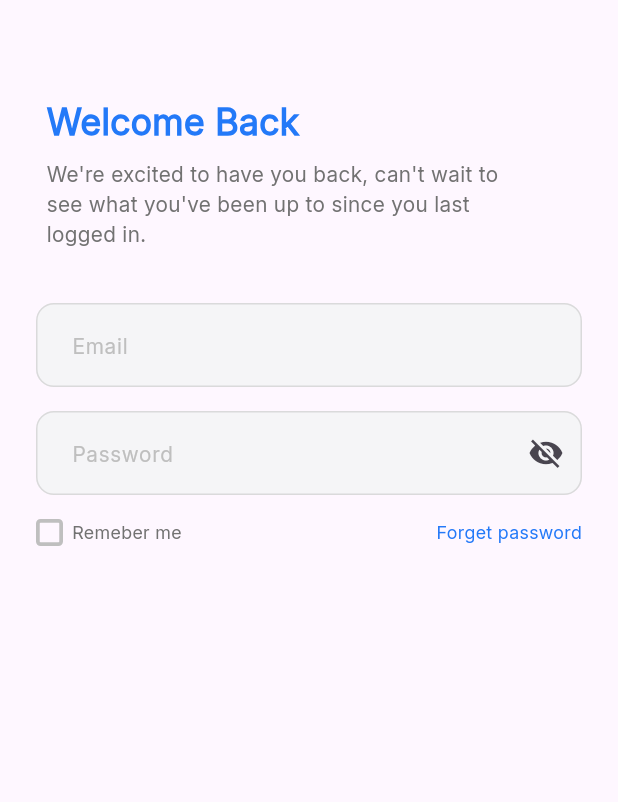
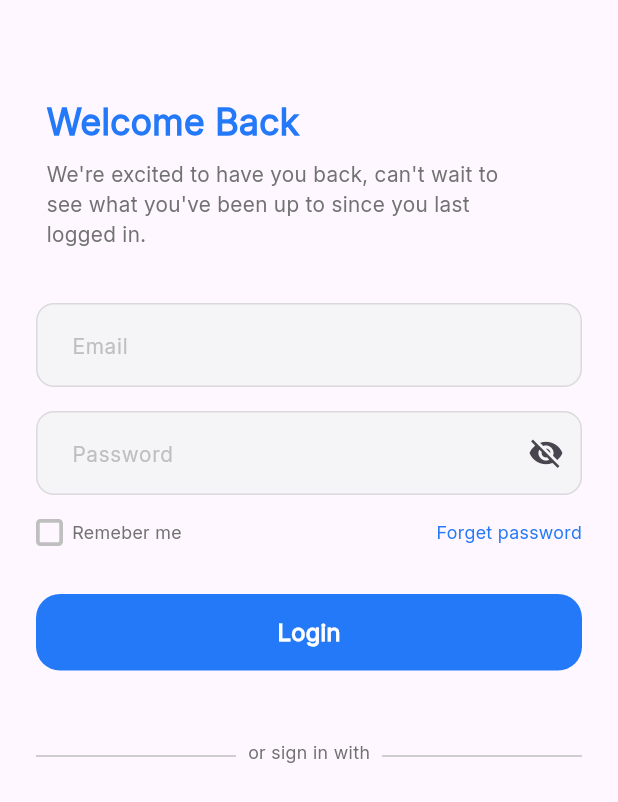
Before and after one commit to iYoussefAdly/doc_doc_clean_arch, a Flutter app: the screen it shows after launch, after a tap on "Get Started", on a phone screen of 412 x 824 dp. Shown: the top 802 px of the screen. Run offline on Flutter 3.47's test engine with Material 3 defaults, Android fonts, the phone set to English and light mode, and no system bars; our stand-ins replace go_router, google_fonts.

Commit message:
add CustomDivider

```diff
--- /dev/null
+++ b/lib/features/auth/presentation/views/widgets/custom_divider.dart
@@ -0,0 +1,29 @@
+import 'package:doc_doc_clean_arch/constants.dart';
+import 'package:doc_doc_clean_arch/core/utils/styles.dart';
+import 'package:flutter/material.dart';
+
+class CustomDivider extends StatelessWidget {
+  const CustomDivider({super.key});
+
+  @override
+  Widget build(BuildContext context) {
+    return Row(
+      children: [
+        Expanded(
+          child: Divider(
+            color: kBorderAndHintTextColor,
+            thickness: 1,
+          ),
+        ),
+        Padding(
+          padding: const EdgeInsets.only(left: 8.0,right: 8,bottom: 5),
+          child: Text(
+            "or sign in with",
+            style: Styles.styleRegular12
+          ),
+        ),
+        Expanded(child: Divider(color: kBorderAndHintTextColor, thickness: 1)),
+      ],
+    );
+  }
+}
--- a/lib/features/auth/presentation/views/widgets/sign_in_view_body.dart
+++ b/lib/features/auth/presentation/views/widgets/sign_in_view_body.dart
@@ -1,5 +1,7 @@
+import 'package:doc_doc_clean_arch/core/widgets/custom_button_widget.dart';
 import 'package:doc_doc_clean_arch/core/widgets/custom_text_field.dart';
 import 'package:doc_doc_clean_arch/features/auth/presentation/views/widgets/auth_intro.dart';
+import 'package:doc_doc_clean_arch/features/auth/presentation/views/widgets/custom_divider.dart';
 import 'package:doc_doc_clean_arch/features/auth/presentation/views/widgets/remember_me_and_forget_pass_widget.dart';
 import 'package:flutter/material.dart';
 
@@ -32,11 +34,14 @@ class SignInViewBody extends StatelessWidget {
             isItPassword: true,
             isObscured: true,
           ),
+          SizedBox(height: 16),
+          RememberMeAndForgetPassWidget(),
+          SizedBox(height: 32),
+          CustomButtonWidget(buttonName: "Login", onTap: () {}),
           SizedBox(
-            height: 16,
+            height: 46,
           ),
-          RememberMeAndForgetPassWidget(),
-
+          CustomDivider()
         ],
       ),
     );
```
